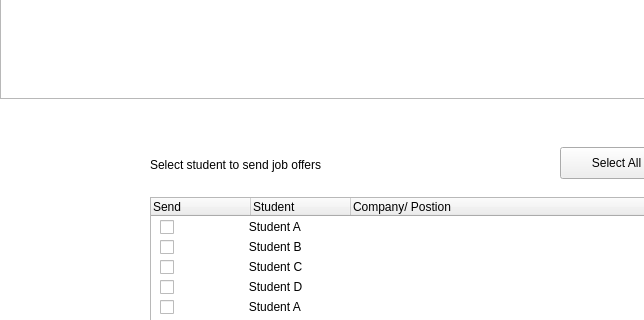
Dallas19/team-3, file HomeGui.ui: the form before one commit; both pictures show x 0 to 644 and y 112 to 432 of the 934 by 686 pixel window.
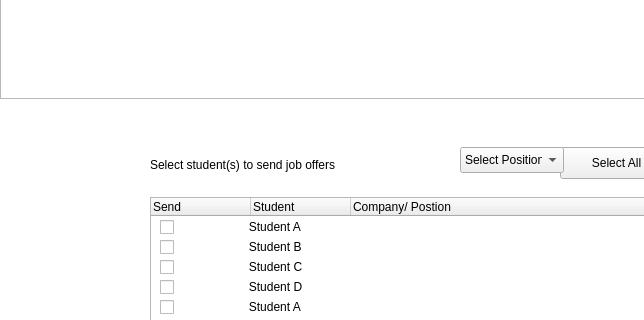
The form after the commit. Icons and pictures are not drawn.

```diff
--- a/HomeGui.ui
+++ b/HomeGui.ui
@@ -176,9 +176,34 @@
      </rect>
     </property>
     <property name="text">
-     <string>Select student to send job offers </string>
+     <string>Select student(s) to send job offers </string>
     </property>
    </widget>
+   <widget class="QComboBox" name="comboBox">
+    <property name="geometry">
+     <rect>
+      <x>460</x>
+      <y>240</y>
+      <width>104</width>
+      <height>26</height>
+     </rect>
+    </property>
+    <item>
+     <property name="text">
+      <string>Select Position</string>
+     </property>
+    </item>
+    <item>
+     <property name="text">
+      <string>Position A</string>
+     </property>
+    </item>
+    <item>
+     <property name="text">
+      <string/>
+     </property>
+    </item>
+   </widget>
    <zorder>graphicsView</zorder>
    <zorder>graphicsView_2</zorder>
    <zorder>pushButton</zorder>
@@ -191,6 +216,7 @@
    <zorder>verticalScrollBar</zorder>
    <zorder>pushButton_2</zorder>
    <zorder>label</zorder>
+   <zorder>comboBox</zorder>
   </widget>
   <widget class="QStatusBar" name="statusbar"/>
   <widget class="QMenuBar" name="menubar">
```
